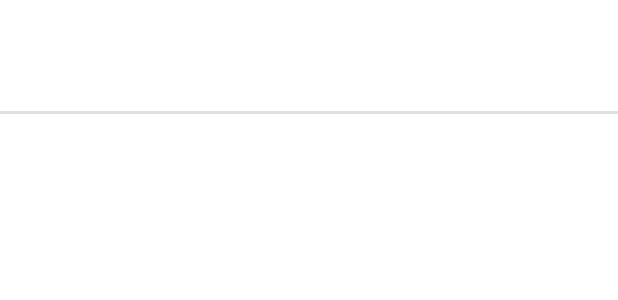
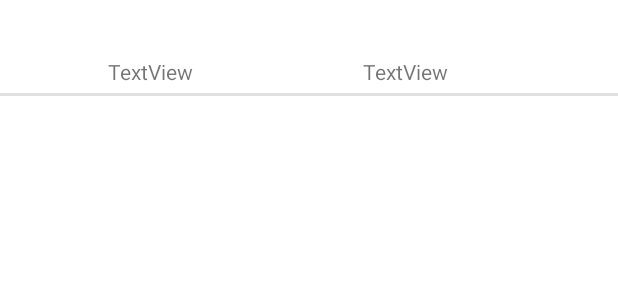
Before and after one commit to GloriaDG22/SmartGreenAdapt-node-server-v2, an Android app: the layout item_state.xml on its own in the app's theme, with its tools: preview values and no code run, on a phone screen of 412 x 824 dp. Shown: the top 300 px of the screen. Run offline under Robolectric (Android 15) with nearby library versions, the phone set to English and light mode, and no system bars.

Commit message:
cambios en la vista de la lista

```diff
--- a/AppSmartGreenAdapt/app/src/main/res/layout/item_notificaction.xml
+++ b/AppSmartGreenAdapt/app/src/main/res/layout/item_notificaction.xml
@@ -42,8 +42,8 @@
                 android:layout_height="wrap_content"
                 android:paddingVertical="@dimen/text_margin_item"
 
-                android:textSize="@dimen/text_size_date"
-                android:textAppearance="?android:attr/textAppearanceListItem" />
+                android:textAppearance="?android:attr/textAppearanceListItem"
+                android:textSize="@dimen/text_size_date" />
 
         </LinearLayout>
     </LinearLayout>
--- a/AppSmartGreenAdapt/app/src/main/res/layout/item_state.xml
+++ b/AppSmartGreenAdapt/app/src/main/res/layout/item_state.xml
@@ -32,17 +32,21 @@
             android:layout_height="wrap_content"
             android:orientation="vertical">
 
+            <LinearLayout
+                android:layout_width="match_parent"
+                android:layout_height="match_parent"
+                android:orientation="horizontal">
+
                 <TextView
                     android:id="@+id/type"
-                android:layout_width="match_parent"
+                    android:layout_width="169dp"
                     android:layout_height="wrap_content"
+
                     android:paddingTop="@dimen/text_margin_item"
-
                     android:textAppearance="?android:attr/textAppearanceSmall"
                     android:textColor="@color/black"
                     android:textSize="@dimen/text_size_date"
                     android:textStyle="bold" />
-
 
                 <TextView
                     android:id="@+id/moreInfo"
@@ -52,6 +56,28 @@
 
                     android:textAppearance="?android:attr/textAppearanceListItem"
                     android:textSize="@dimen/text_margin" />
+            </LinearLayout>
+
+            <LinearLayout
+                android:layout_width="match_parent"
+                android:layout_height="match_parent"
+                android:orientation="horizontal">
+
+                <TextView
+                    android:id="@+id/infoEstadoTV"
+                    android:layout_width="wrap_content"
+                    android:layout_height="wrap_content"
+                    android:layout_weight="1"
+                    android:text="TextView" />
+
+                <TextView
+                    android:id="@+id/estadoStateTV"
+                    android:layout_width="wrap_content"
+                    android:layout_height="wrap_content"
+                    android:layout_weight="1"
+                    android:text="TextView" />
+            </LinearLayout>
+
 
         </LinearLayout>
     </LinearLayout>
@@ -61,10 +87,10 @@
         android:layout_width="match_parent"
         android:layout_height="2dp"
         android:background="?android:attr/listDivider"
-        app:layout_constraintBottom_toBottomOf="@+id/linearLayoutState"
+        app:layout_constraintBottom_toBottomOf="parent"
         app:layout_constraintEnd_toEndOf="parent"
-        app:layout_constraintHorizontal_bias="1.0"
+        app:layout_constraintHorizontal_bias="0.0"
         app:layout_constraintStart_toStartOf="parent"
         app:layout_constraintTop_toTopOf="parent"
-        app:layout_constraintVertical_bias="1.0" />
+        app:layout_constraintVertical_bias="0.67" />
 </androidx.constraintlayout.widget.ConstraintLayout>
```
Also changed, not shown: AppSmartGreenAdapt/app/src/main/java/es/unex/smartgreenadapt/ui/state/StateAdapter.java (+21 -1 lines). Lines whose indentation alone changed are shown as unchanged.
